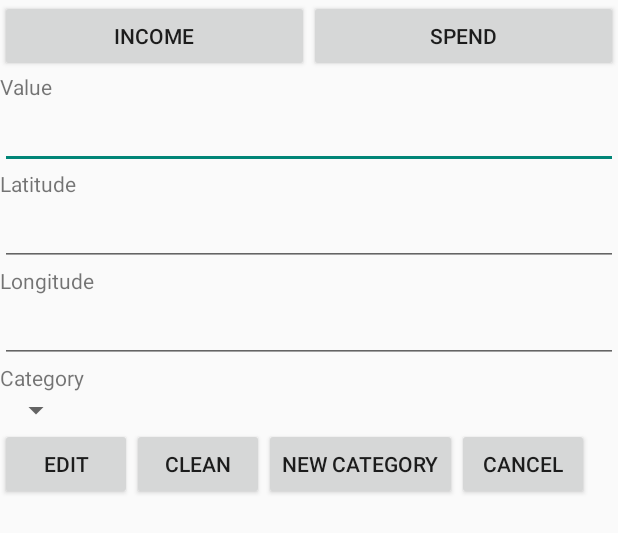
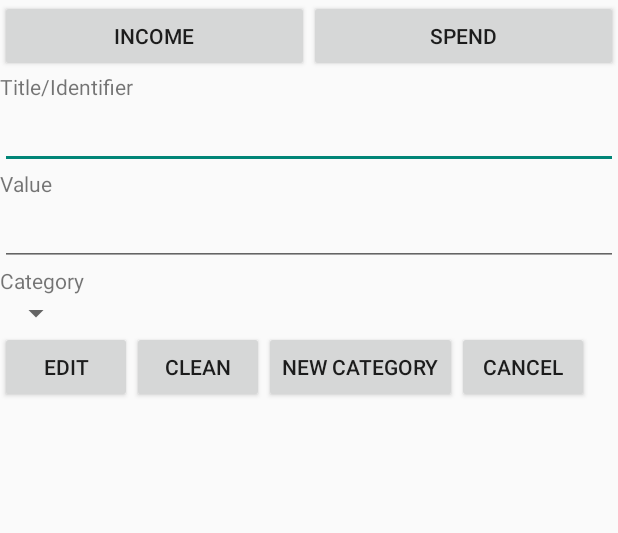
Before and after one commit to danielyoshizawa/mybudget, an Android app: the layout activity_entry_edit.xml on its own in the app's theme, with its tools: preview values and no code run, on a phone screen of 412 x 824 dp. Shown: the top 533 px of the screen. Run offline under Robolectric (Android 15) with nearby library versions, the phone set to English and light mode, and no system bars.

Commit message:
Corrected several errors, added currency format on edit, added a title for the entries, changed entry adapter to show category

```diff
--- a/app/src/main/java/com/depaul/daniel/mybudget/MyBudget.java
+++ b/app/src/main/java/com/depaul/daniel/mybudget/MyBudget.java
@@ -14,7 +14,6 @@ public class MyBudget extends Activity {
 
     private ListView listView;
     private Button addButton;
-    private Button mapButton;
     private EntryAdapter entryAdapter;
     private TextView totalValueLabel;
     private TextView incomeValueLabel;
--- a/app/src/main/res/layout/activity_entry_edit.xml
+++ b/app/src/main/res/layout/activity_entry_edit.xml
@@ -30,35 +30,25 @@
         <TextView
             android:layout_width="wrap_content"
             android:layout_height="wrap_content"
+            android:text="Title/Identifier" />
+
+        <EditText
+            android:id="@+id/entity_title"
+            android:layout_width="match_parent"
+            android:layout_height="wrap_content"
+            android:singleLine="true"
+            android:capitalize="sentences"/>
+
+        <TextView
+            android:layout_width="wrap_content"
+            android:layout_height="wrap_content"
             android:text="Value" />
 
         <EditText
             android:id="@+id/entity_add_value"
             android:layout_width="match_parent"
             android:layout_height="wrap_content"
-            android:inputType="numberDecimal" />
-
-        <TextView
-            android:layout_width="wrap_content"
-            android:layout_height="wrap_content"
-            android:text="Latitude" />
-
-        <EditText
-            android:id="@+id/entity_add_latitude"
-            android:layout_width="match_parent"
-            android:layout_height="wrap_content"
-            android:inputType="numberDecimal" />
-
-        <TextView
-            android:layout_width="wrap_content"
-            android:layout_height="wrap_content"
-            android:text="Longitude" />
-
-        <EditText
-            android:id="@+id/entity_add_longitude"
-            android:layout_width="match_parent"
-            android:layout_height="wrap_content"
-            android:inputType="numberDecimal" />
+            android:imeOptions="actionDone" />
 
         <TextView
             android:layout_width="wrap_content"
```
Also changed, not shown: app/src/main/java/com/depaul/daniel/mybudget/EntityAdd.java (+9 -5 lines), app/src/main/java/com/depaul/daniel/mybudget/Entry.java (+9 -7 lines), app/src/main/java/com/depaul/daniel/mybudget/EntryAdapter.java (+8 -0 lines), app/src/main/java/com/depaul/daniel/mybudget/EntryEdit.java (+48 -18 lines), app/src/main/res/layout/activity_entry_add.xml (+15 -2 lines), app/src/main/res/layout/entry_layout.xml (+18 -8 lines).
